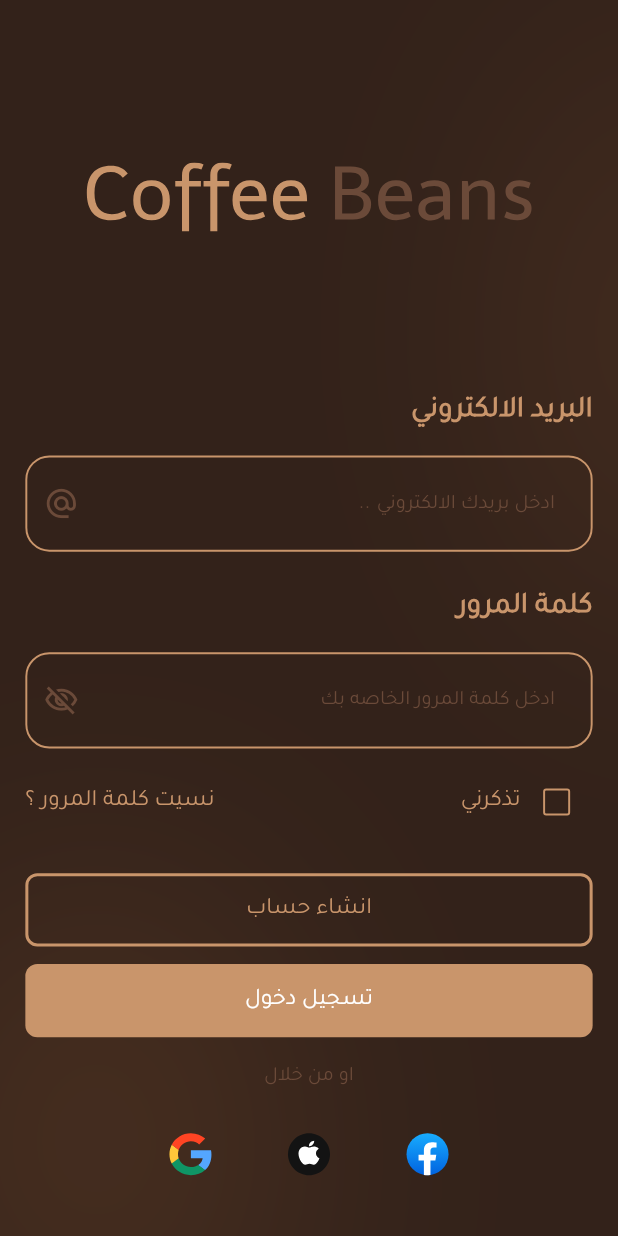
After one commit to Ahmed-miska/coffee_beans, a Flutter app: the SignInScreen screen opened by its route, on a phone screen of 412 x 824 dp. The commit adds this screen. Run offline on Flutter 3.47's test engine with Material 3 defaults, Android fonts, the phone set to English and light mode, and no system bars; our stand-ins replace expandable_page_view, flutter_screenutil, flutter_svg.

Commit message:
- create signin screen. - create app text field. - create custom text button. - create custom check box. - added app regex. - added some styles. -

```diff
--- a/lib/coffee_app.dart
+++ b/lib/coffee_app.dart
@@ -16,8 +16,8 @@ class CoffeeApp extends StatelessWidget {
       child: MaterialApp(
         title: 'Coffee Beans',
         theme: ThemeData(
-          primaryColor: AppColors.mainBrown,
-          scaffoldBackgroundColor: Colors.white,
+          primaryColor: AppColors.lightBrown,
+          scaffoldBackgroundColor: AppColors.mainBrown,
         ),
         debugShowCheckedModeBanner: false,
         initialRoute: Routes.splash,
--- a/lib/core/helpers/app_assets.dart
+++ b/lib/core/helpers/app_assets.dart
@@ -1,6 +1,11 @@
 class AppAssets {
+  ///svgs
   static const String logo = 'assets/svgs/logo.svg';
+  static const String google = 'assets/svgs/google.svg';
+  static const String facebook = 'assets/svgs/Facebook.svg';
+  static const String apple = 'assets/svgs/apple.svg';
 
+  ///images
   static const String board1 = 'assets/images/board1.jpg';
   static const String board2 = 'assets/images/board2.jpg';
   static const String board3 = 'assets/images/board3.jpg';
--- /dev/null
+++ b/lib/core/helpers/app_regex.dart
@@ -0,0 +1,33 @@
+class AppRegex {
+  static bool isEmailValid(String email) {
+    return RegExp(r'^.+@[a-zA-Z]+\.{1}[a-zA-Z]+(\.{0,1}[a-zA-Z]+)$').hasMatch(email);
+  }
+
+  static bool isPasswordValid(String password) {
+    return RegExp(r"^(?=.*[a-z])(?=.*[A-Z])(?=.*\d)(?=.*[@$!%*?&])[A-Za-z\d@$!%*?&]{8,}$").hasMatch(password);
+  }
+
+  static bool isPhoneNumberValid(String phoneNumber) {
+    return RegExp(r'^(010|011|012|015)[0-9]{8}$').hasMatch(phoneNumber);
+  }
+
+  static bool hasLowerCase(String password) {
+    return RegExp(r'^(?=.*[a-z])').hasMatch(password);
+  }
+
+  static bool hasUpperCase(String password) {
+    return RegExp(r'^(?=.*[A-Z])').hasMatch(password);
+  }
+
+  static bool hasNumber(String password) {
+    return RegExp(r'^(?=.*?[0-9])').hasMatch(password);
+  }
+
+  static bool hasSpecialCharacter(String password) {
+    return RegExp(r'^(?=.*?[#?!@$%^&*-])').hasMatch(password);
+  }
+
+  static bool hasMinLength(String password) {
+    return RegExp(r'^(?=.{8,})').hasMatch(password);
+  }
+}
--- a/lib/core/helpers/app_styles.dart
+++ b/lib/core/helpers/app_styles.dart
@@ -1,3 +1,4 @@
+import 'package:coffee_beans/core/theming/colors.dart';
 import 'package:flutter/material.dart';
 import 'package:flutter_screenutil/flutter_screenutil.dart';
 
@@ -14,10 +15,38 @@ class AppStyles {
     fontWeight: FontWeight.w500,
     fontFamily: 'tajawal',
   );
-    static TextStyle font16white500 = TextStyle(
+  static TextStyle font16white500 = TextStyle(
     color: Colors.white,
-    fontSize: 18.sp,
+    fontSize: 16.sp,
     fontWeight: FontWeight.w500,
     fontFamily: 'tajawal',
   );
+
+  static TextStyle font16lighterBrown500 = TextStyle(
+    color: AppColors.lighterBrown,
+    fontSize: 16.sp,
+    fontWeight: FontWeight.w500,
+    fontFamily: 'tajawal',
+  );
+
+  static TextStyle font20lighterBrown700 = TextStyle(
+    color: AppColors.lighterBrown,
+    fontSize: 20.sp,
+    fontWeight: FontWeight.w700,
+    fontFamily: 'tajawal',
+  );
+
+  static TextStyle font16lighterBrown400 = TextStyle(
+    color: AppColors.lighterBrown,
+    fontSize: 16.sp,
+    fontWeight: FontWeight.w400,
+    fontFamily: 'tajawal',
+  );
+
+  static TextStyle font14lightBrown400 = TextStyle(
+    color: AppColors.lightBrown,
+    fontSize: 14.sp,
+    fontWeight: FontWeight.w400,
+    fontFamily: 'tajawal',
+  );
 }
--- a/lib/core/routing/app_router.dart
+++ b/lib/core/routing/app_router.dart
@@ -1,5 +1,6 @@
 import 'package:coffee_beans/core/routing/routs.dart';
 import 'package:coffee_beans/features/onBording/ui/onboarging_screen.dart';
+import 'package:coffee_beans/features/sign_in/ui/sign_in_screen.dart';
 import 'package:coffee_beans/features/splash/ui/splash_screen.dart';
 import 'package:flutter/material.dart';
 
@@ -20,7 +21,7 @@ class AppRouter {
 
       case Routes.signIn:
         return MaterialPageRoute(
-          builder: (_) => const Scaffold(),
+          builder: (_) => const SignInScreen(),
         );
 
       default:
--- a/lib/core/widgets/custom_text_button.dart
+++ b/lib/core/widgets/app_text_button.dart
@@ -3,10 +3,10 @@ import 'package:coffee_beans/core/theming/colors.dart';
 import 'package:flutter/material.dart';
 import 'package:flutter_screenutil/flutter_screenutil.dart';
 
-class CustomBrownTextButton extends StatelessWidget {
+class AppBrownTextButton extends StatelessWidget {
   final String text;
   final Function() onTap;
-  const CustomBrownTextButton({super.key, required this.text, required this.onTap});
+  const AppBrownTextButton({super.key, required this.text, required this.onTap});
 
   @override
   Widget build(BuildContext context) {
--- /dev/null
+++ b/lib/core/widgets/app_text_form_field.dart
@@ -0,0 +1,71 @@
+import 'package:coffee_beans/core/helpers/app_styles.dart';
+import 'package:coffee_beans/core/theming/colors.dart';
+import 'package:flutter/material.dart';
+
+import 'package:flutter_screenutil/flutter_screenutil.dart';
+
+class AppTextFormField extends StatelessWidget {
+  final EdgeInsetsGeometry? contantPadding;
+  final InputBorder? focusedBorder;
+  final InputBorder? enabledBorder;
+  final TextStyle? inputTextStyle;
+  final TextStyle? hintStyle;
+  final String hintText;
+  final bool? isObscureText;
+  final Widget? prefixIcon;
+  final Color? backgroundColor;
+  final Function(String) validator;
+  final TextEditingController? controller;
+  const AppTextFormField({
+    super.key,
+    this.contantPadding,
+    this.focusedBorder,
+    this.enabledBorder,
+    this.inputTextStyle,
+    this.hintStyle,
+    required this.hintText,
+    this.isObscureText,
+    this.prefixIcon,
+    this.backgroundColor,
+    required this.validator,
+    this.controller,
+  });
+
+  @override
+  Widget build(BuildContext context) {
+    return TextFormField(
+      textAlign: TextAlign.end,
+      controller: controller,
+      decoration: InputDecoration(
+        isDense: true,
+        contentPadding: contantPadding ?? EdgeInsets.symmetric(horizontal: 20.w, vertical: 18.h),
+        focusedBorder: focusedBorder ??
+            OutlineInputBorder(
+              borderSide: const BorderSide(color: Colors.white, width: 1.3),
+              borderRadius: BorderRadius.circular(16),
+            ),
+        enabledBorder: enabledBorder ??
+            OutlineInputBorder(
+              borderSide: const BorderSide(color: AppColors.lighterBrown, width: 1.3),
+              borderRadius: BorderRadius.circular(16),
+            ),
+        errorBorder: OutlineInputBorder(
+          borderSide: const BorderSide(color: Colors.red, width: 1.3),
+          borderRadius: BorderRadius.circular(16),
+        ),
+        focusedErrorBorder: OutlineInputBorder(
+          borderSide: const BorderSide(color: Colors.red, width: 1.3),
+          borderRadius: BorderRadius.circular(16),
+        ),
+        hintStyle: hintStyle ?? AppStyles.font14lightBrown400,
+        hintText: hintText,
+        prefixIcon: prefixIcon,
+      ),
+      obscureText: isObscureText ?? false,
+      style: hintStyle ?? AppStyles.font20lighterBrown700,
+      validator: (value) {
+        return validator(value!);
+      },
+    );
+  }
+}
--- a/lib/features/onBording/ui/onboarging_screen.dart
+++ b/lib/features/onBording/ui/onboarging_screen.dart
@@ -1,6 +1,6 @@
 import 'package:coffee_beans/core/helpers/extensions.dart';
 import 'package:coffee_beans/core/routing/routs.dart';
-import 'package:coffee_beans/core/widgets/custom_text_button.dart';
+import 'package:coffee_beans/core/widgets/app_text_button.dart';
 import 'package:coffee_beans/features/onBording/onboard_page_view.dart';
 import 'package:flutter/material.dart';
 import 'package:flutter_screenutil/flutter_screenutil.dart';
@@ -35,7 +35,7 @@ class _OnBoardingScreenState extends State<OnBoardingScreen> {
             alignment: Alignment.bottomCenter,
             child: Padding(
               padding: EdgeInsets.all(16.w),
-              child: CustomBrownTextButton(
+              child: AppBrownTextButton(
                 text: 'التالي',
                 onTap: () {
                   currentPage == 2
--- /dev/null
+++ b/lib/features/sign_in/ui/sign_in_screen.dart
@@ -0,0 +1,66 @@
+import 'package:coffee_beans/core/helpers/app_assets.dart';
+import 'package:coffee_beans/core/helpers/app_styles.dart';
+import 'package:coffee_beans/core/helpers/spacing.dart';
+import 'package:coffee_beans/core/theming/colors.dart';
+import 'package:coffee_beans/core/widgets/app_text_button.dart';
+import 'package:coffee_beans/features/sign_in/ui/widgets/create_account_botton.dart';
+import 'package:coffee_beans/features/sign_in/ui/widgets/email_and_password.dart';
+import 'package:coffee_beans/features/sign_in/ui/widgets/forget_password_and_remember_text.dart';
+import 'package:flutter/material.dart';
+import 'package:flutter_screenutil/flutter_screenutil.dart';
+import 'package:flutter_svg/flutter_svg.dart';
+
+import '../../splash/ui/widgets/shadow_container.dart';
+import 'widgets/other_login_way.dart';
+
+class SignInScreen extends StatelessWidget {
+  const SignInScreen({super.key});
+
+  @override
+  Widget build(BuildContext context) {
+    return Scaffold(
+      body: Container(
+        width: double.infinity,
+        height: double.infinity,
+        color: AppColors.mainBrown,
+        child: Stack(
+          children: [
+            Positioned(
+              top: 22.h,
+              left: 341.w,
+              child: const ShadowContainer(),
+            ),
+            Positioned(
+              top: 595.h,
+              left: -54.w,
+              child: const ShadowContainer(),
+            ),
+            SingleChildScrollView(
+              child: Padding(
+                padding: EdgeInsets.symmetric(horizontal: 16.w),
+                child: Column(
+                  children: [
+                    verticalSpace(111),
+                    SvgPicture.asset(AppAssets.logo),
+                    verticalSpace(100),
+                    const EmailAndPassword(),
+                    verticalSpace(12),
+                    const ForgetPasswordAndRememberText(),
+                    verticalSpace(24),
+                    CreateAccountBotton(onTap: () {}),
+                    verticalSpace(12),
+                    AppBrownTextButton(text: 'تسجيل دخول', onTap: () {}),
+                    verticalSpace(17),
+                    Text('او من خلال', style: AppStyles.font14lightBrown400),
+                    verticalSpace(26),
+                    const OtherLoginWay()
+                  ],
+                ),
+              ),
+            ),
+          ],
+        ),
+      ),
+    );
+  }
+}
--- /dev/null
+++ b/lib/features/sign_in/ui/widgets/create_account_botton.dart
@@ -0,0 +1,30 @@
+import 'package:coffee_beans/core/helpers/app_styles.dart';
+import 'package:coffee_beans/core/theming/colors.dart';
+import 'package:flutter/material.dart';
+import 'package:flutter_screenutil/flutter_screenutil.dart';
+
+class CreateAccountBotton extends StatelessWidget {
+  final Function() onTap;
+  const CreateAccountBotton({super.key, required this.onTap});
+
+  @override
+  Widget build(BuildContext context) {
+    return GestureDetector(
+      onTap: onTap,
+      child: Container(
+        height: 50.h,
+        width: double.infinity,
+        decoration: BoxDecoration(
+          borderRadius: BorderRadius.circular(8.0),
+          border: Border.all(color: AppColors.lighterBrown, width: 2),
+        ),
+        child: Center(
+          child: Text(
+            'انشاء حساب',
+            style: AppStyles.font16lighterBrown500,
+          ),
+        ),
+      ),
+    );
+  }
+}
--- /dev/null
+++ b/lib/features/sign_in/ui/widgets/custom_check_box.dart
@@ -0,0 +1,38 @@
+import 'package:coffee_beans/core/theming/colors.dart';
+import 'package:flutter/material.dart';
+
+class CustomCheckBox extends StatefulWidget {
+  const CustomCheckBox({super.key});
+
+  @override
+  State<CustomCheckBox> createState() => _CustomCheckBoxState();
+}
+
+class _CustomCheckBoxState extends State<CustomCheckBox> {
+  bool isChecked = false;
+  @override
+  Widget build(BuildContext context) {
+    return Theme(
+      data: ThemeData(
+        checkboxTheme: CheckboxThemeData(
+          side: WidgetStateBorderSide.resolveWith(
+            (Set<WidgetState> states) {
+              return const BorderSide(color: AppColors.lighterBrown, width: 1.3);
+            },
+          ),
+        ),
+      ),
+      child: Checkbox(
+        value: isChecked,
+        onChanged: (_) {
+          setState(() {
+            isChecked = !isChecked;
+          });
+        },
+        activeColor: Colors.transparent,
+        checkColor: AppColors.lighterBrown,
+        side: const BorderSide(color: AppColors.lighterBrown, width: 1.3),
+      ),
+    );
+  }
+}
--- /dev/null
+++ b/lib/features/sign_in/ui/widgets/email_and_password.dart
@@ -0,0 +1,74 @@
+import 'package:coffee_beans/core/helpers/app_styles.dart';
+import 'package:coffee_beans/core/helpers/spacing.dart';
+import 'package:coffee_beans/core/theming/colors.dart';
+import 'package:flutter/material.dart';
+import 'package:flutter_screenutil/flutter_screenutil.dart';
+
+import '../../../../core/helpers/app_regex.dart';
+import '../../../../core/widgets/app_text_form_field.dart';
+
+class EmailAndPassword extends StatefulWidget {
+  const EmailAndPassword({super.key});
+
+  @override
+  State<EmailAndPassword> createState() => _EmailAndPasswordState();
+}
+
+class _EmailAndPasswordState extends State<EmailAndPassword> {
+  bool isObscure = true;
+  @override
+  Widget build(BuildContext context) {
+    return Column(
+      crossAxisAlignment: CrossAxisAlignment.end,
+      children: [
+        Text(
+          'البريد الالكتروني',
+          style: AppStyles.font20lighterBrown700,
+        ),
+        verticalSpace(16),
+        AppTextFormField(
+          prefixIcon: Icon(
+            Icons.alternate_email,
+            size: 24.sp,
+            color: AppColors.lightBrown,
+          ),
+          hintText: '.. ادخل بريدك الالكتروني',
+          validator: (value) {
+            // ignore: unnecessary_null_comparison
+            if (value == null || value.isEmpty || !AppRegex.isEmailValid(value)) {
+              return 'البريد الالكتروني غير صالح';
+            }
+          },
+        ),
+        verticalSpace(24),
+        Text(
+          'كلمة المرور',
+          style: AppStyles.font20lighterBrown700,
+        ),
+        verticalSpace(16),
+        AppTextFormField(
+          prefixIcon: GestureDetector(
+            onTap: () {
+              setState(() {
+                isObscure = !isObscure;
+              });
+            },
+            child: Icon(
+              isObscure ? Icons.visibility_off_outlined : Icons.visibility_outlined,
+              size: 24.sp,
+              color: AppColors.lightBrown,
+            ),
+          ),
+          hintText: 'ادخل كلمة المرور الخاصه بك',
+          isObscureText: isObscure,
+          validator: (value) {
+            // ignore: unnecessary_null_comparison
+            if (value == null || value.isEmpty) {
+              return 'كلمة المرور مطلوبه';
+            }
+          },
+        ),
+      ],
+    );
+  }
+}
--- /dev/null
+++ b/lib/features/sign_in/ui/widgets/forget_password_and_remember_text.dart
@@ -0,0 +1,20 @@
+import 'package:coffee_beans/features/sign_in/ui/widgets/custom_check_box.dart';
+import 'package:flutter/material.dart';
+
+import '../../../../core/helpers/app_styles.dart';
+
+class ForgetPasswordAndRememberText extends StatelessWidget {
+  const ForgetPasswordAndRememberText({super.key});
+
+  @override
+  Widget build(BuildContext context) {
+    return  Row(
+                children: [
+                  Text('نسيت كلمة المرور ؟', style: AppStyles.font16lighterBrown400),
+                  const Spacer(),
+                  Text('تذكرني', style: AppStyles.font16lighterBrown400),
+                  const CustomCheckBox(),
+                ],
+              );
+  }
+}
--- /dev/null
+++ b/lib/features/sign_in/ui/widgets/other_login_way.dart
@@ -0,0 +1,23 @@
+import 'package:coffee_beans/core/helpers/app_assets.dart';
+import 'package:flutter/material.dart';
+import 'package:flutter_svg/svg.dart';
+
+class OtherLoginWay extends StatelessWidget {
+  const OtherLoginWay({super.key});
+
+  @override
+  Widget build(BuildContext context) {
+    return Row(
+      mainAxisAlignment: MainAxisAlignment.spaceAround,
+      children: [
+        const Spacer(flex: 2),
+        SvgPicture.asset(AppAssets.google),
+        const Spacer(),
+        SvgPicture.asset(AppAssets.apple),
+        const Spacer(),
+        SvgPicture.asset(AppAssets.facebook),
+        const Spacer(flex: 2),
+      ],
+    );
+  }
+}
```
Also changed, not shown: assets/svgs/Facebook.svg (added), assets/svgs/apple.svg (added), assets/svgs/google.svg (added).
